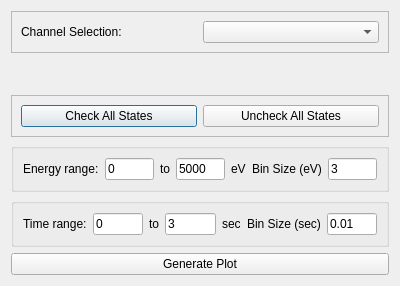
The window that massGui/ui/externalTriggerSetup.ui (gmondee/massGui) describes before a commit, drawn with Qt 5.
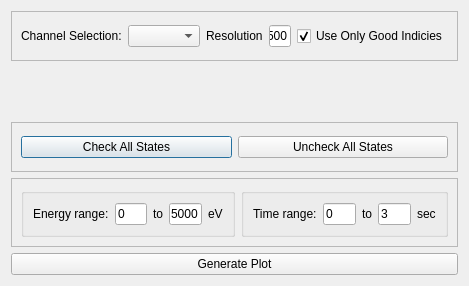
The same window after the commit. Custom widgets are drawn as their Qt base class.

Commit message: external trigger now works

Patch:
```diff
--- a/massGui/ui/externalTriggerSetup.ui
+++ b/massGui/ui/externalTriggerSetup.ui
@@ -39,6 +39,33 @@
       <item>
        <widget class="QComboBox" name="channelBox"/>
       </item>
+      <item>
+       <widget class="QLabel" name="label_2">
+        <property name="text">
+         <string>Resolution</string>
+        </property>
+       </widget>
+      </item>
+      <item>
+       <widget class="QLineEdit" name="resBox">
+        <property name="inputMethodHints">
+         <set>Qt::ImhPreferNumbers</set>
+        </property>
+        <property name="text">
+         <string>500</string>
+        </property>
+       </widget>
+      </item>
+      <item>
+       <widget class="QCheckBox" name="goodIndsCheckBox">
+        <property name="text">
+         <string>Use Only Good Indicies</string>
+        </property>
+        <property name="checked">
+         <bool>true</bool>
+        </property>
+       </widget>
+      </item>
      </layout>
     </widget>
    </item>
@@ -72,6 +99,15 @@
     </widget>
    </item>
    <item>
+    <widget class="QFrame" name="frame_3">
+     <property name="frameShape">
+      <enum>QFrame::StyledPanel</enum>
+     </property>
+     <property name="frameShadow">
+      <enum>QFrame::Raised</enum>
+     </property>
+     <layout class="QHBoxLayout" name="horizontalLayout_2">
+      <item>
     <widget class="QGroupBox" name="groupBox_2">
      <property name="title">
       <string/>
@@ -112,23 +148,6 @@
         </property>
        </widget>
       </item>
-      <item>
-       <widget class="QLabel" name="label_2">
-        <property name="text">
-         <string>Bin Size (eV)</string>
-        </property>
-       </widget>
-      </item>
-      <item>
-       <widget class="QLineEdit" name="eBinBox">
-        <property name="inputMethodHints">
-         <set>Qt::ImhPreferNumbers</set>
-        </property>
-        <property name="text">
-         <string>3</string>
-        </property>
-       </widget>
-      </item>
      </layout>
     </widget>
    </item>
@@ -173,21 +192,7 @@
         </property>
        </widget>
       </item>
-      <item>
-       <widget class="QLabel" name="label_3">
-        <property name="text">
-         <string>Bin Size (sec)</string>
-        </property>
-       </widget>
-      </item>
-      <item>
-       <widget class="QLineEdit" name="tBinBox">
-        <property name="inputMethodHints">
-         <set>Qt::ImhPreferNumbers</set>
-        </property>
-        <property name="text">
-         <string>0.01</string>
-        </property>
+        </layout>
        </widget>
       </item>
      </layout>
```
Lines whose indentation alone changed are shown as unchanged. The commit also changes 1 other file.
